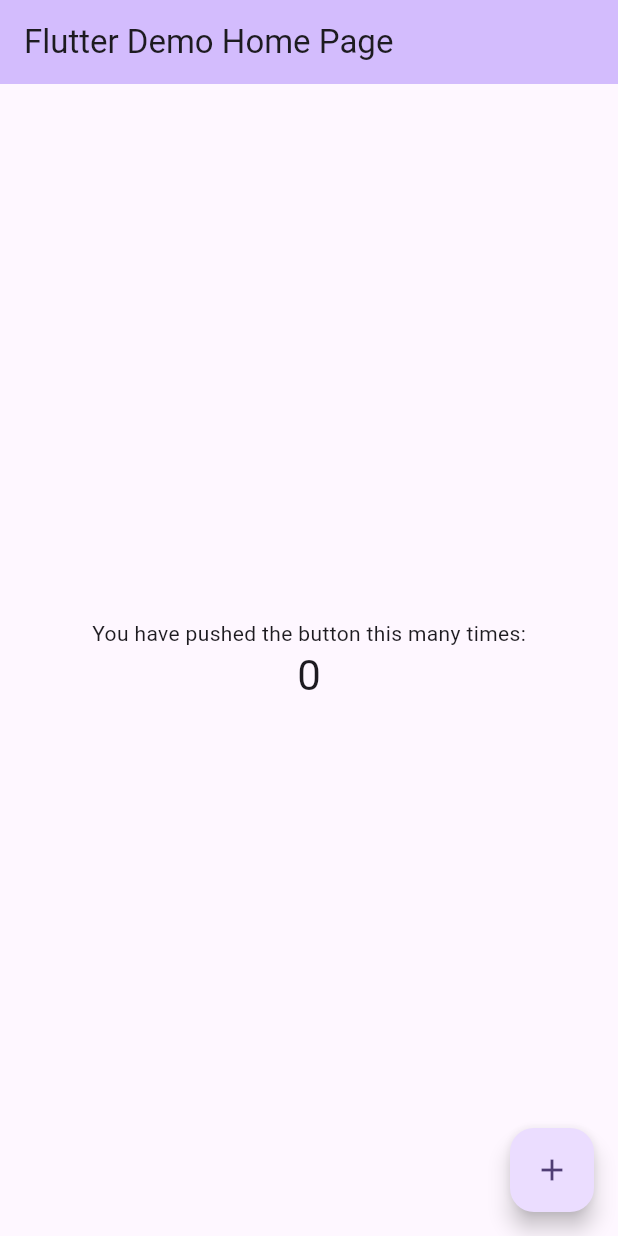
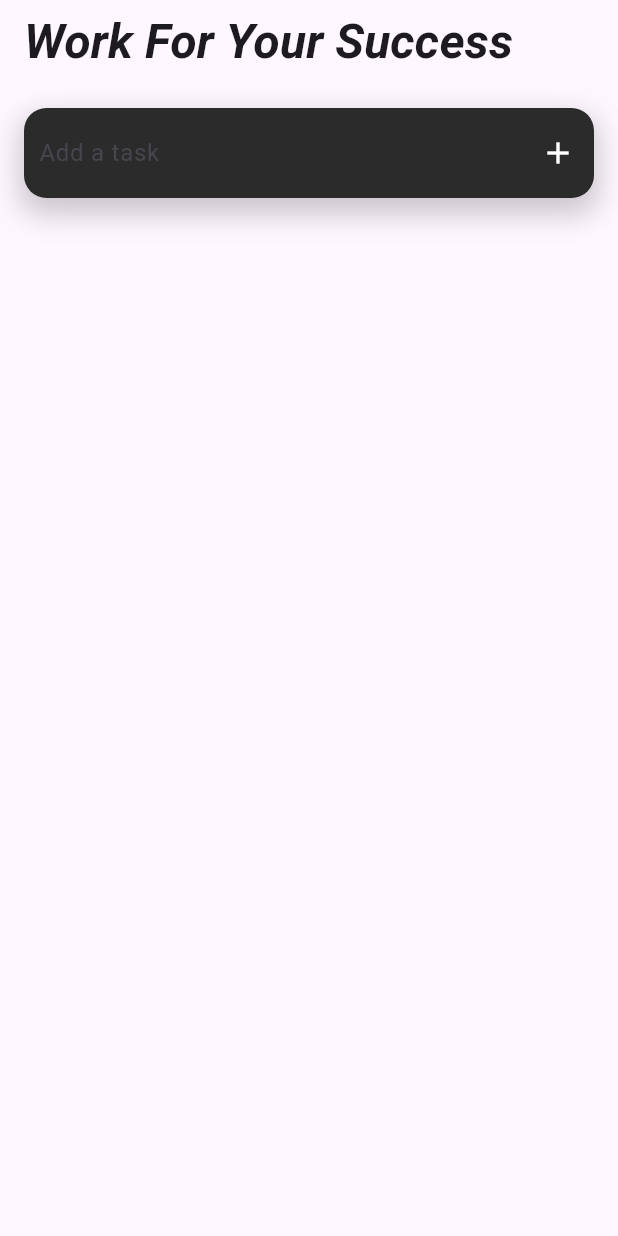
Before and after one commit to NisalUthsara/Task-Manager-App-Flutter, a Flutter app: the screen it shows after launch, on a phone screen of 412 x 824 dp. Run offline on Flutter 3.47's test engine with Material 3 defaults, Android fonts, the light colour scheme and no system bars.

Commit message:
creating UI

```diff
--- a/lib/main.dart
+++ b/lib/main.dart
@@ -1,4 +1,5 @@
 import 'package:flutter/material.dart';
+import 'package:task_manager_app_flutter/screens/todo_screen.dart';
 
 void main() {
   runApp(const MyApp());
@@ -13,111 +14,7 @@ class MyApp extends StatelessWidget {
     return MaterialApp(
       debugShowCheckedModeBanner: false,
       title: 'Flutter Demo',
-      theme: ThemeData(
-        // This is the theme of your application.
-        //
-        // TRY THIS: Try running your application with "flutter run". You'll see
-        // the application has a purple toolbar. Then, without quitting the app,
-        // try changing the seedColor in the colorScheme below to Colors.green
-        // and then invoke "hot reload" (save your changes or press the "hot
-        // reload" button in a Flutter-supported IDE, or press "r" if you used
-        // the command line to start the app).
-        //
-        // Notice that the counter didn't reset back to zero; the application
-        // state is not lost during the reload. To reset the state, use hot
-        // restart instead.
-        //
-        // This works for code too, not just values: Most code changes can be
-        // tested with just a hot reload.
-        colorScheme: ColorScheme.fromSeed(seedColor: Colors.deepPurple),
-      ),
-      home: const MyHomePage(title: 'Flutter Demo Home Page'),
+      home: TodoScreen(),
     );
   }
 }
-
-class MyHomePage extends StatefulWidget {
-  const MyHomePage({super.key, required this.title});
-
-  // This widget is the home page of your application. It is stateful, meaning
-  // that it has a State object (defined below) that contains fields that affect
-  // how it looks.
-
-  // This class is the configuration for the state. It holds the values (in this
-  // case the title) provided by the parent (in this case the App widget) and
-  // used by the build method of the State. Fields in a Widget subclass are
-  // always marked "final".
-
-  final String title;
-
-  @override
-  State<MyHomePage> createState() => _MyHomePageState();
-}
-
-class _MyHomePageState extends State<MyHomePage> {
-  int _counter = 0;
-
-  void _incrementCounter() {
-    setState(() {
-      // This call to setState tells the Flutter framework that something has
-      // changed in this State, which causes it to rerun the build method below
-      // so that the display can reflect the updated values. If we changed
-      // _counter without calling setState(), then the build method would not be
-      // called again, and so nothing would appear to happen.
-      _counter++;
-    });
-  }
-
-  @override
-  Widget build(BuildContext context) {
-    // This method is rerun every time setState is called, for instance as done
-    // by the _incrementCounter method above.
-    //
-    // The Flutter framework has been optimized to make rerunning build methods
-    // fast, so that you can just rebuild anything that needs updating rather
-    // than having to individually change instances of widgets.
-    return Scaffold(
-      appBar: AppBar(
-        // TRY THIS: Try changing the color here to a specific color (to
-        // Colors.amber, perhaps?) and trigger a hot reload to see the AppBar
-        // change color while the other colors stay the same.
-        backgroundColor: Theme.of(context).colorScheme.inversePrimary,
-        // Here we take the value from the MyHomePage object that was created by
-        // the App.build method, and use it to set our appbar title.
-        title: Text(widget.title),
-      ),
-      body: Center(
-        // Center is a layout widget. It takes a single child and positions it
-        // in the middle of the parent.
-        child: Column(
-          // Column is also a layout widget. It takes a list of children and
-          // arranges them vertically. By default, it sizes itself to fit its
-          // children horizontally, and tries to be as tall as its parent.
-          //
-          // Column has various properties to control how it sizes itself and
-          // how it positions its children. Here we use mainAxisAlignment to
-          // center the children vertically; the main axis here is the vertical
-          // axis because Columns are vertical (the cross axis would be
-          // horizontal).
-          //
-          // TRY THIS: Invoke "debug painting" (choose the "Toggle Debug Paint"
-          // action in the IDE, or press "p" in the console), to see the
-          // wireframe for each widget.
-          mainAxisAlignment: MainAxisAlignment.center,
-          children: <Widget>[
-            const Text('You have pushed the button this many times:'),
-            Text(
-              '$_counter',
-              style: Theme.of(context).textTheme.headlineMedium,
-            ),
-          ],
-        ),
-      ),
-      floatingActionButton: FloatingActionButton(
-        onPressed: _incrementCounter,
-        tooltip: 'Increment',
-        child: const Icon(Icons.add),
-      ), // This trailing comma makes auto-formatting nicer for build methods.
-    );
-  }
-}
--- /dev/null
+++ b/lib/screens/todo_screen.dart
@@ -0,0 +1,77 @@
+import 'package:flutter/material.dart';
+
+class TodoScreen extends StatefulWidget {
+  const TodoScreen({super.key});
+
+  @override
+  State<TodoScreen> createState() => _TodoScreenState();
+}
+
+class _TodoScreenState extends State<TodoScreen> {
+  @override
+  Widget build(BuildContext context) {
+    return Scaffold(
+      appBar: AppBar(
+        title: const Text(
+          'Work For Your Success',
+          style: TextStyle(
+            fontSize: 32,
+            fontStyle: FontStyle.italic,
+            fontWeight: FontWeight.bold,
+          ),
+        ),
+      ),
+      body: Center(
+        child: Padding(
+          padding: const EdgeInsets.all(16),
+          child: Column(
+            mainAxisAlignment: MainAxisAlignment.center,
+            children: [
+              //Top tasks adding container
+              Container(
+                height: 60,
+                width: double.infinity,
+                decoration: BoxDecoration(
+                  color: const Color.fromARGB(255, 43, 43, 43),
+                  borderRadius: BorderRadius.circular(15),
+                  boxShadow: [
+                    BoxShadow(
+                      color: Colors.black.withOpacity(0.2),
+                      spreadRadius: 3,
+                      blurRadius: 16,
+                      offset: Offset(0, 8),
+                    ),
+                  ],
+                ),
+                child: Row(
+                  children: [
+                    Expanded(
+                      child: TextField(
+                        style: const TextStyle(color: Colors.white),
+                        decoration: InputDecoration(
+                          hintText: 'Add a task',
+                          border: InputBorder.none,
+                          contentPadding: const EdgeInsets.symmetric(
+                            horizontal: 10,
+                          ),
+                        ),
+                      ),
+                    ),
+                    IconButton(
+                      icon: const Icon(Icons.add, color: Colors.white),
+                      onPressed: () {
+                        // Add task logic here
+                      },
+                    ),
+                  ],
+                ),
+              ),
+              //tasks panel goes here
+              Expanded(child: ListView()),
+            ],
+          ),
+        ),
+      ),
+    );
+  }
+}
```
